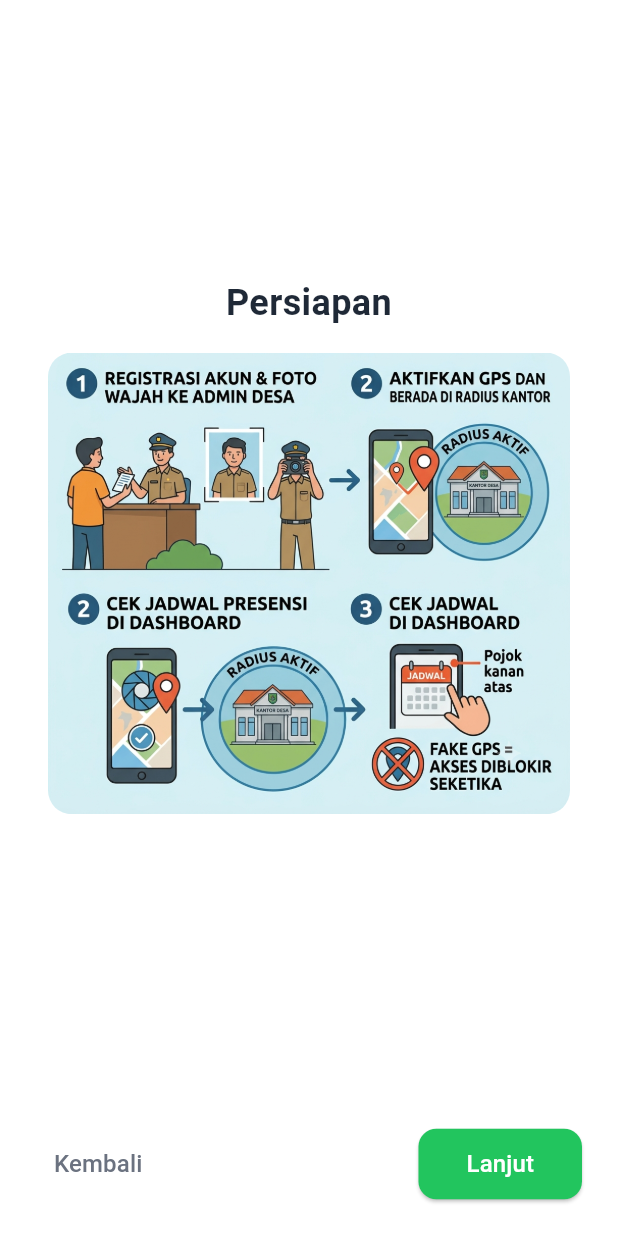
After one commit to Tedshub/gps_face_recognition_mobile_app, a Flutter app: the screen it shows after launch, after a tap on "Lanjut", on a phone screen of 412 x 824 dp. The commit adds this screen. Run offline on Flutter 3.47's test engine with Material 3 defaults, Android fonts, the phone set to English and light mode, and no system bars; our stand-ins replace camera, connectivity_plus, dio, file_picker, flutter_riverpod, flutter_secure_storage and 5 more; missing offline and left inert: google_mlkit_face_detection, safe_device, syncfusion_flutter_pdfviewer, tflite_flutter, workmanager; accounts and stored records are empty; network calls fail; statements that could not run were skipped.

Commit message:
add onboarding page

```diff
--- a/lib/features/auth/auth_notifier.dart
+++ b/lib/features/auth/auth_notifier.dart
@@ -12,6 +12,7 @@ import '../../core/storage/today_presence_cache.dart';
 import '../../core/storage/doc_cache.dart';
 import '../../core/api/dio_client.dart';
 import '../../core/services/background_sync_service.dart';
+import '../../core/storage/local_db_helper.dart';
 
 /// State autentikasi.
 enum AuthStatus { unknown, authenticated, unauthenticated }
@@ -175,6 +176,8 @@ class AuthNotifier extends StateNotifier<AuthState> {
     await IzinQueue.clearAll();
     await TodayPresenceCache.clearAll();
     await DocCache.clearAll();
+    await LocalDbHelper.instance.clearAllQueueItems();
+    await LocalDbHelper.instance.clearCache();
     await BackgroundSyncService.cancelAll();
 
     state = state.copyWith(
--- a/lib/features/dashboard/dashboard_screen.dart
+++ b/lib/features/dashboard/dashboard_screen.dart
@@ -2,7 +2,7 @@ import 'dart:async';
 import 'package:flutter/material.dart';
 import 'package:flutter_riverpod/flutter_riverpod.dart';
 import 'package:geolocator/geolocator.dart';
-import 'package:permission_handler/permission_handler.dart';
+import 'package:permission_handler/permission_handler.dart' hide ServiceStatus;
 import 'package:file_picker/file_picker.dart';
 import 'package:dio/dio.dart';
 import '../../core/api/employee_api.dart';
@@ -34,6 +34,8 @@ class _DashboardScreenState extends ConsumerState<DashboardScreen>
   // GPS
   bool _locationPermissionDenied = false;
   StreamSubscription<Position>? _locationSub;
+  StreamSubscription<ServiceStatus>? _serviceStatusSub;
+  bool _isGpsEnabled = true;
 
   /// Posisi GPS terakhir yang diketahui — digunakan untuk submit presensi.
   Position? _lastPosition;
@@ -43,7 +45,7 @@ class _DashboardScreenState extends ConsumerState<DashboardScreen>
 
   // Izin form
   final _izinFormKey = GlobalKey<FormState>();
-  String _jenisIzin = 'Sakit';
+  String _jenisIzin = 'Izin';
   final _keteranganController = TextEditingController();
   String? _dokumenPath;
   String? _dokumenName;
@@ -84,6 +86,7 @@ class _DashboardScreenState extends ConsumerState<DashboardScreen>
   @override
   void dispose() {
     WidgetsBinding.instance.removeObserver(this);
+    _serviceStatusSub?.cancel();
     _locationSub?.cancel();
     _keteranganController.dispose();
     super.dispose();
@@ -131,37 +134,39 @@ class _DashboardScreenState extends ConsumerState<DashboardScreen>
 
     try {
       final serviceEnabled = await Geolocator.isLocationServiceEnabled();
-      if (!serviceEnabled && mounted) {
-        ScaffoldMessenger.of(context).showSnackBar(
-          const SnackBar(
-            content: Text('Mohon aktifkan GPS perangkat Anda.'),
-            backgroundColor: Colors.orange,
-          ),
-        );
+      if (mounted) {
+        setState(() => _isGpsEnabled = serviceEnabled);
+      }
+
+      _serviceStatusSub ??= Geolocator.getServiceStatusStream().listen((status) {
+        if (mounted) {
+          setState(() {
+            _isGpsEnabled = status == ServiceStatus.enabled;
+          });
+          if (_isGpsEnabled && _locationSub == null) {
+            _initStreamOnly();
+          } else if (!_isGpsEnabled) {
+            _locationSub?.cancel();
+            _locationSub = null;
+          }
+        }
+      });
+
+      if (serviceEnabled) {
+        _initStreamOnly();
       }
     } catch (_) {}
-
+  }
+
+  void _initStreamOnly() {
+    _locationSub?.cancel();
     try {
-      final pos = await Geolocator.getLastKnownPosition();
-      if (pos != null && mounted) {
-        setState(() {
-          _lastPosition = pos;
-        });
-      }
-    } catch (_) {}
-
-    try {
-      final pos = await Geolocator.getCurrentPosition(
-        desiredAccuracy: LocationAccuracy.high,
-      ).timeout(const Duration(seconds: 4));
-      if (mounted) {
-        setState(() {
-          _lastPosition = pos;
-        });
-      }
-    } catch (_) {}
-
-    try {
+      Geolocator.getLastKnownPosition().then((pos) {
+        if (pos != null && mounted) {
+          setState(() => _lastPosition = pos);
+        }
+      }).catchError((_) {});
+
       _locationSub = Geolocator.getPositionStream(
         locationSettings: const LocationSettings(
           accuracy: LocationAccuracy.high,
@@ -180,6 +185,8 @@ class _DashboardScreenState extends ConsumerState<DashboardScreen>
             });
           }
         }
+      }, onError: (error) {
+        // Abaikan error stream
       });
     } catch (_) {}
   }
@@ -680,10 +687,16 @@ class _DashboardScreenState extends ConsumerState<DashboardScreen>
         actions: [
           if (userData != null) ...[
             IconButton(
+              icon: const Icon(Icons.calendar_month,
+                  color: Color(0xFF6B7280)),
+              tooltip: 'Jadwal & Izin',
+              onPressed: () => _showTimeStatusModal(context),
+            ),
+            IconButton(
               icon: const Icon(Icons.info_outline,
                   color: Color(0xFF6B7280)),
-              tooltip: 'Status Waktu',
-              onPressed: () => _showTimeStatusModal(context),
+              tooltip: 'Panduan Presensi',
+              onPressed: () => context.push('/presence-guide'),
             ),
           ],
         ],
@@ -877,6 +890,35 @@ class _DashboardScreenState extends ConsumerState<DashboardScreen>
                       ),
                     ),
                   ),
+
+                  if (!_isGpsEnabled)
+                    Padding(
+                      padding: const EdgeInsets.symmetric(horizontal: 16, vertical: 8),
+                      child: Container(
+                        width: double.infinity,
+                        padding: const EdgeInsets.all(12),
+                        decoration: BoxDecoration(
+                          color: const Color(0xFFFEF2F2),
+                          borderRadius: BorderRadius.circular(12),
+                          border: Border.all(color: const Color(0xFFFCA5A5).withValues(alpha: 0.5)),
+                        ),
+                        child: const Row(
+                          children: [
+                            Icon(Icons.location_off, color: Color(0xFFEF4444), size: 24),
+                            SizedBox(width: 12),
+                            Expanded(
+                              child: Text(
+                                'GPS belum diaktifkan, silahkan aktifkan GPS terlebih dahulu',
+                                style: TextStyle(
+                                  color: Color(0xFF991B1B),
+                                  fontSize: 14,
+                                ),
+                              ),
+                            ),
+                          ],
+                        ),
+                      ),
+                    ),
 
                   // Camera (hidden if izin, sudah check-out, atau presensi ditutup)
                   if (!isIzin && !isCheckedOut && isPresenceOpen) ...[
@@ -1245,7 +1287,7 @@ class _DashboardScreenState extends ConsumerState<DashboardScreen>
           mainAxisAlignment: MainAxisAlignment.spaceBetween,
           children: [
             const Text(
-              'Status Jadwal',
+              'Jadwal',
               style: TextStyle(
                 color: Color(0xFF1F2937),
                 fontSize: 16,
@@ -1477,7 +1519,7 @@ class _DashboardScreenState extends ConsumerState<DashboardScreen>
                             style:
                                 const TextStyle(color: Color(0xFF1F2937)),
                             decoration: InputDecoration(
-                              labelText: 'Jenis Izin',
+                              labelText: 'Jenis Izin *',
                               labelStyle: const TextStyle(
                                   color: Color(0xFF6B7280)),
                               filled: true,
@@ -1508,7 +1550,7 @@ class _DashboardScreenState extends ConsumerState<DashboardScreen>
                             maxLines: 3,
                             maxLength: 1000,
                             decoration: InputDecoration(
-                              labelText: 'Keterangan',
+                              labelText: 'Keterangan *',
                               labelStyle: const TextStyle(
                                   color: Color(0xFF6B7280)),
                               counterStyle: const TextStyle(
--- /dev/null
+++ b/lib/features/onboarding/onboarding_screen.dart
@@ -0,0 +1,158 @@
+import 'package:flutter/material.dart';
+import 'package:go_router/go_router.dart';
+
+class OnboardingScreen extends StatefulWidget {
+  const OnboardingScreen({super.key});
+
+  @override
+  State<OnboardingScreen> createState() => _OnboardingScreenState();
+}
+
+class _OnboardingScreenState extends State<OnboardingScreen> {
+  final PageController _pageController = PageController();
+  int _currentPage = 0;
+
+  @override
+  void dispose() {
+    _pageController.dispose();
+    super.dispose();
+  }
+
+  void _nextPage() {
+    if (_currentPage < 3) {
+      _pageController.nextPage(
+        duration: const Duration(milliseconds: 300),
+        curve: Curves.easeInOut,
+      );
+    } else {
+      context.go('/login');
+    }
+  }
+
+  void _prevPage() {
+    if (_currentPage > 0) {
+      _pageController.previousPage(
+        duration: const Duration(milliseconds: 300),
+        curve: Curves.easeInOut,
+      );
+    }
+  }
+
+  @override
+  Widget build(BuildContext context) {
+    return Scaffold(
+      backgroundColor: Colors.white,
+      body: SafeArea(
+        child: Column(
+          children: [
+            Expanded(
+              child: PageView(
+                controller: _pageController,
+                onPageChanged: (index) {
+                  setState(() => _currentPage = index);
+                },
+                children: [
+                  // Page 1
+                  _buildPage(
+                    title: 'Selamat datang di PresensiKu',
+                    description: 'Presensi cerdas berbasis lokasi dan pencocokan wajah\n\nPresensi dapat dilakukan dalam kondisi online maupun offline',
+                    imagePath: 'assets/icons/app-icon.png',
+                  ),
+                  // Page 2
+                  _buildImagePage(
+                    title: 'Persiapan',
+                    imagePath: 'assets/guide/persiapan.png',
+                  ),
+                  // Page 3
+                  _buildImagePage(
+                    title: 'Presensi saat online',
+                    imagePath: 'assets/guide/presensi online.png',
+                  ),
+                  // Page 4
+                  _buildImagePage(
+                    title: 'Presensi saat offline',
+                    imagePath: 'assets/guide/presensi offline.png',
+                  ),
+                ],
+              ),
+            ),
+            Padding(
+              padding: const EdgeInsets.all(24.0),
+              child: Row(
+                mainAxisAlignment: MainAxisAlignment.spaceBetween,
+                children: [
+                  if (_currentPage > 0)
+                    TextButton(
+                      onPressed: _prevPage,
+                      child: const Text('Kembali', style: TextStyle(color: Color(0xFF6B7280), fontSize: 16)),
+                    )
+                  else
+                    const SizedBox.shrink(),
+                  ElevatedButton(
+                    onPressed: _nextPage,
+                    style: ElevatedButton.styleFrom(
+                      backgroundColor: const Color(0xFF22C55E),
+                      foregroundColor: Colors.white,
+                      padding: const EdgeInsets.symmetric(horizontal: 32, vertical: 12),
+                    ),
+                    child: Text(_currentPage == 3 ? 'Lanjut' : 'Lanjut', style: const TextStyle(fontSize: 16)),
+                  ),
+                ],
+              ),
+            ),
+          ],
+        ),
+      ),
+    );
+  }
+
+  Widget _buildPage({required String title, required String description, required String imagePath}) {
+    return Padding(
+      padding: const EdgeInsets.all(32.0),
+      child: Column(
+        mainAxisAlignment: MainAxisAlignment.center,
+        children: [
+          Image.asset(imagePath, width: 100, height: 100),
+          const SizedBox(height: 32),
+          Text(
+            title,
+            textAlign: TextAlign.center,
+            style: const TextStyle(fontSize: 24, fontWeight: FontWeight.bold, color: Color(0xFF1F2937)),
+          ),
+          const SizedBox(height: 16),
+          Text(
+            description,
+            textAlign: TextAlign.center,
+            style: const TextStyle(fontSize: 16, color: Color(0xFF4B5563), height: 1.5),
+          ),
+        ],
+      ),
+    );
+  }
+
+  Widget _buildImagePage({required String title, required String imagePath}) {
+    return Padding(
+      padding: const EdgeInsets.all(32.0),
+      child: Center(
+        child: Column(
+          mainAxisSize: MainAxisSize.min,
+          mainAxisAlignment: MainAxisAlignment.center,
+          children: [
+            Text(
+              title,
+              textAlign: TextAlign.center,
+              style: const TextStyle(fontSize: 24, fontWeight: FontWeight.bold, color: Color(0xFF1F2937)),
+            ),
+            const SizedBox(height: 16),
+            Flexible(
+              child: ClipRRect(
+                borderRadius: BorderRadius.circular(16),
+                child: Image.asset(imagePath, fit: BoxFit.contain),
+              ),
+            ),
+          ],
+        ),
+      ),
+    );
+  }
+}
--- a/lib/navigation/router.dart
+++ b/lib/navigation/router.dart
@@ -4,6 +4,11 @@ import 'package:flutter_riverpod/flutter_riverpod.dart';
 import '../features/dashboard/dashboard_screen.dart';
 import '../features/history/history_screen.dart';
 import '../features/profile/profile_screen.dart';
+import '../features/dashboard/presence_guide_screen.dart';
+
+import '../features/auth/auth_notifier.dart';
+import '../features/auth/login_screen.dart';
+import '../features/onboarding/onboarding_screen.dart';
 
 /// GoRouter konfigurasi dengan ShellRoute untuk bottom tab navigation.
 ///
@@ -14,9 +19,36 @@ import '../features/profile/profile_screen.dart';
 ///     /history          -- HistoryScreen (tab 1)
 ///     /profile          -- ProfileScreen (tab 2)
 final routerProvider = Provider<GoRouter>((ref) {
-  return GoRouter(
+  final router = GoRouter(
     initialLocation: '/dashboard',
+    redirect: (context, state) {
+      final authState = ref.read(authProvider);
+      final isAuth = authState.status == AuthStatus.authenticated;
+      final isUnauth = authState.status == AuthStatus.unauthenticated;
+
+      final path = state.uri.path;
+      final isGoingToLogin = path == '/login';
+      final isGoingToOnboarding = path == '/onboarding';
+
+      if (isUnauth && !isGoingToLogin && !isGoingToOnboarding) {
+        return '/onboarding';
+      }
+
+      if (isAuth && (isGoingToLogin || isGoingToOnboarding)) {
+        return '/dashboard';
+      }
+
+      return null;
+    },
     routes: [
+      GoRoute(
+        path: '/login',
+        builder: (context, state) => const LoginScreen(),
+      ),
+      GoRoute(
+        path: '/onboarding',
+        builder: (context, state) => const OnboardingScreen(),
+      ),
       ShellRoute(
         builder: (context, state, child) => MainShell(child: child),
         routes: [
@@ -34,8 +66,27 @@ final routerProvider = Provider<GoRouter>((ref) {
           ),
         ],
       ),
+      GoRoute(
+        path: '/presence-guide',
+        builder: (context, state) => const PresenceGuideScreen(),
+      ),
     ],
   );
+
+  ref.listen(authProvider, (previous, next) {
+    if (previous?.status != next.status) {
+      if (next.status == AuthStatus.authenticated) {
+        router.go('/dashboard');
+      } else if (next.status == AuthStatus.unauthenticated) {
+        final currentPath = router.routerDelegate.currentConfiguration.uri.path;
+        if (currentPath != '/login') {
+          router.go('/onboarding');
+        }
+      }
+    }
+  });
+
+  return router;
 });
 
 /// Shell widget dengan BottomNavigationBar untuk tiga tab.
@@ -86,7 +137,7 @@ class MainShell extends StatelessWidget {
             icon: Icon(
               currentIndex == 1 ? Icons.history : Icons.history_outlined,
             ),
-            label: 'Riwayat',
+            label: 'Riwayat Presensi',
           ),
           NavigationDestination(
             icon: Icon(
--- a/pubspec.yaml
+++ b/pubspec.yaml
@@ -75,6 +75,8 @@ flutter:
   uses-material-design: true
   assets:
     - assets/models/
+    - assets/guide/
+    - assets/icons/
 flutter_launcher_icons:
   android: true
   ios: true
```
Also changed, not shown: lib/core/utils/face_matcher.dart (+14 -6 lines), lib/features/auth/login_screen.dart (+7 -4 lines), lib/features/dashboard/presence_guide_screen.dart (added, +72 -0 lines), assets/guide/persiapan.png (added), assets/guide/presensi offline.png (added), assets/guide/presensi online.png (added), assets/icons/app-icon.png (added), 1 other file.
